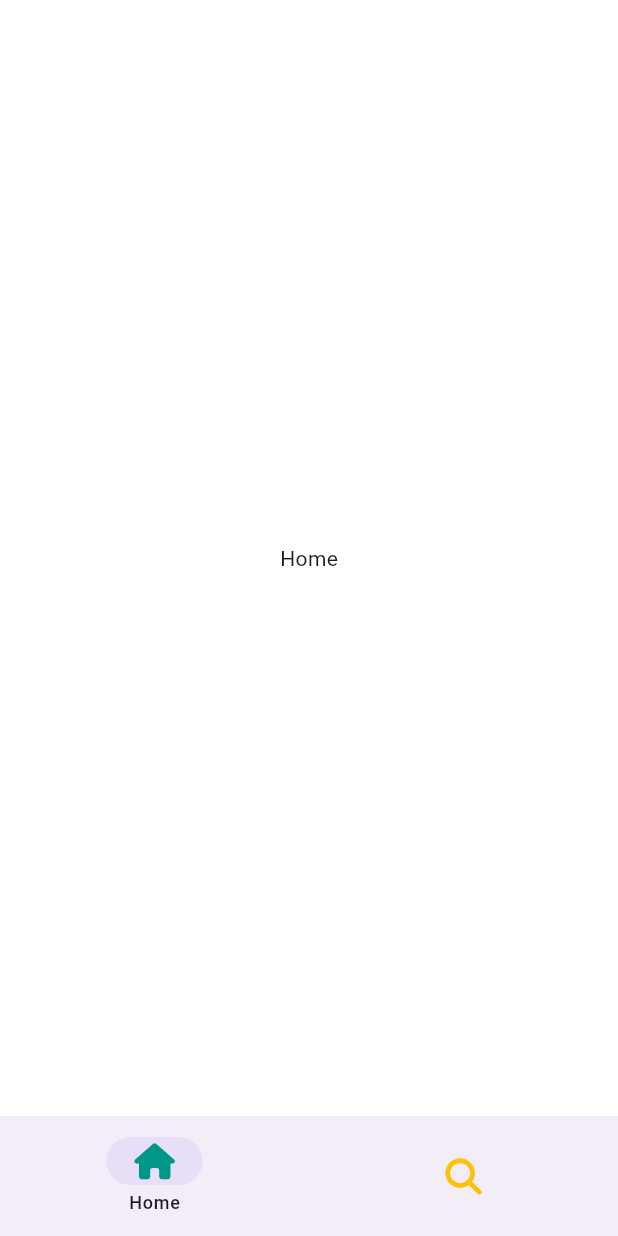
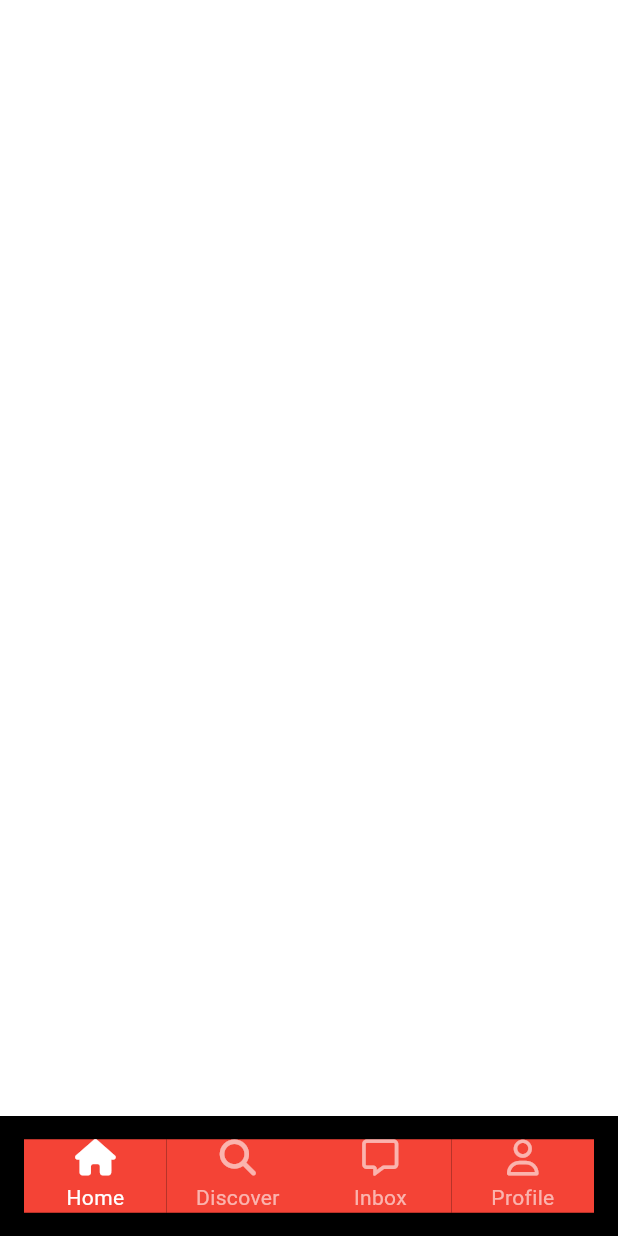
Before and after one commit to jon890/tiktok_clone, a Flutter app: the screen it shows after launch, on a phone screen of 412 x 824 dp. Run offline on Flutter 3.47's test engine with Material 2 defaults, Android fonts, the phone set to English and light mode, and no system bars; our stand-ins replace font_awesome_flutter.

Commit message:
:lipstick: Custom NavBar

```diff
--- a/lib/features/main_navigation/main_navigation_screen.dart
+++ b/lib/features/main_navigation/main_navigation_screen.dart
@@ -1,5 +1,6 @@
 import 'package:flutter/material.dart';
 import 'package:font_awesome_flutter/font_awesome_flutter.dart';
+import 'package:tiktok_clone/features/main_navigation/widgets/nav_tab.dart';
 
 class MainNavigationScreen extends StatefulWidget {
   const MainNavigationScreen({super.key});
@@ -28,22 +29,37 @@ class _MainNavigationScreenState extends State<MainNavigationScreen> {
   @override
   Widget build(BuildContext context) {
     return Scaffold(
-        body: screens[_selectedIndex],
-        bottomNavigationBar: NavigationBar(
-          selectedIndex: _selectedIndex,
-          onDestinationSelected: _onTap,
-          labelBehavior: NavigationDestinationLabelBehavior.onlyShowSelected,
-          destinations: [
-            NavigationDestination(
-              icon: FaIcon(FontAwesomeIcons.house, color: Colors.teal),
-              label: "Home",
-            ),
-            NavigationDestination(
-              icon:
-                  FaIcon(FontAwesomeIcons.magnifyingGlass, color: Colors.amber),
-              label: "Search",
-            ),
-          ],
-        ));
+      bottomNavigationBar: BottomAppBar(
+          color: Colors.black,
+          child: Row(
+            mainAxisAlignment: MainAxisAlignment.spaceBetween,
+            children: [
+              NavTab(
+                text: "Home",
+                isSelected: _selectedIndex == 0,
+                icon: FontAwesomeIcons.house,
+                onTap: () => _onTap(0),
+              ),
+              NavTab(
+                text: "Discover",
+                isSelected: _selectedIndex == 1,
+                icon: FontAwesomeIcons.magnifyingGlass,
+                onTap: () => _onTap(1),
+              ),
+              NavTab(
+                text: "Inbox",
+                isSelected: _selectedIndex == 3,
+                icon: FontAwesomeIcons.message,
+                onTap: () => _onTap(3),
+              ),
+              NavTab(
+                text: "Profile",
+                isSelected: _selectedIndex == 4,
+                icon: FontAwesomeIcons.user,
+                onTap: () => _onTap(4),
+              ),
+            ],
+          )),
+    );
   }
 }
--- /dev/null
+++ b/lib/features/main_navigation/widgets/nav_tab.dart
@@ -0,0 +1,41 @@
+import 'package:flutter/material.dart';
+import 'package:font_awesome_flutter/font_awesome_flutter.dart';
+import 'package:tiktok_clone/constants/gaps.dart';
+
+class NavTab extends StatelessWidget {
+  const NavTab(
+      {super.key,
+      required this.text,
+      required this.isSelected,
+      required this.icon,
+      required this.onTap});
+
+  final String text;
+  final bool isSelected;
+  final IconData icon;
+  final Function onTap;
+
+  @override
+  Widget build(BuildContext context) {
+    return Expanded(
+      child: GestureDetector(
+        onTap: () => onTap(),
+        child: Container(
+          color: Colors.red,
+          child: AnimatedOpacity(
+            duration: const Duration(milliseconds: 100),
+            opacity: isSelected ? 1 : 0.6,
+            child: Column(
+              mainAxisSize: MainAxisSize.min,
+              children: [
+                FaIcon(icon, color: Colors.white),
+                Gaps.v5,
+                Text(text, style: const TextStyle(color: Colors.white))
+              ],
+            ),
+          ),
+        ),
+      ),
+    );
+  }
+}
```
